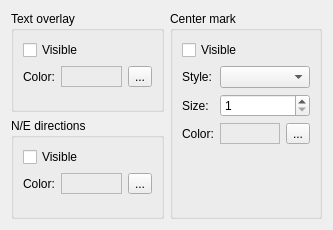
thusser/qfitswidget, file qfitswidget/qt/settings.ui: the form before one commit.
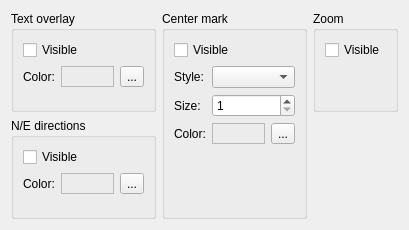
The form after the commit.

Commit message: zoom options

Patch:
```diff
--- a/qfitswidget/qt/settings.ui
+++ b/qfitswidget/qt/settings.ui
@@ -6,7 +6,7 @@
    <rect>
     <x>0</x>
     <y>0</y>
-    <width>333</width>
+    <width>409</width>
     <height>230</height>
    </rect>
   </property>
@@ -129,6 +129,22 @@
      </layout>
     </widget>
    </item>
+   <item row="0" column="2">
+    <widget class="QGroupBox" name="groupBox_4">
+     <property name="title">
+      <string>Zoom</string>
+     </property>
+     <layout class="QFormLayout" name="formLayout_4">
+      <item row="0" column="0" colspan="2">
+       <widget class="QCheckBox" name="checkZoomVisible">
+        <property name="text">
+         <string>Visible</string>
+        </property>
+       </widget>
+      </item>
+     </layout>
+    </widget>
+   </item>
    <item row="1" column="0">
     <widget class="QGroupBox" name="groupBox">
      <property name="title">
```
The commit also changes 5 other files.
